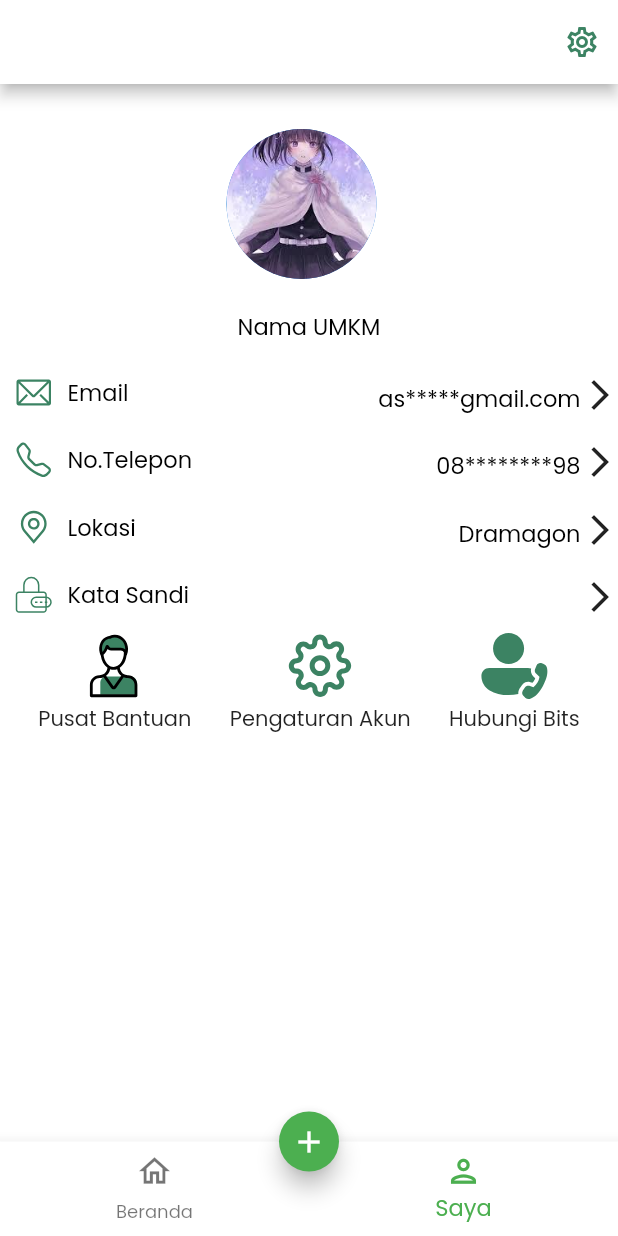
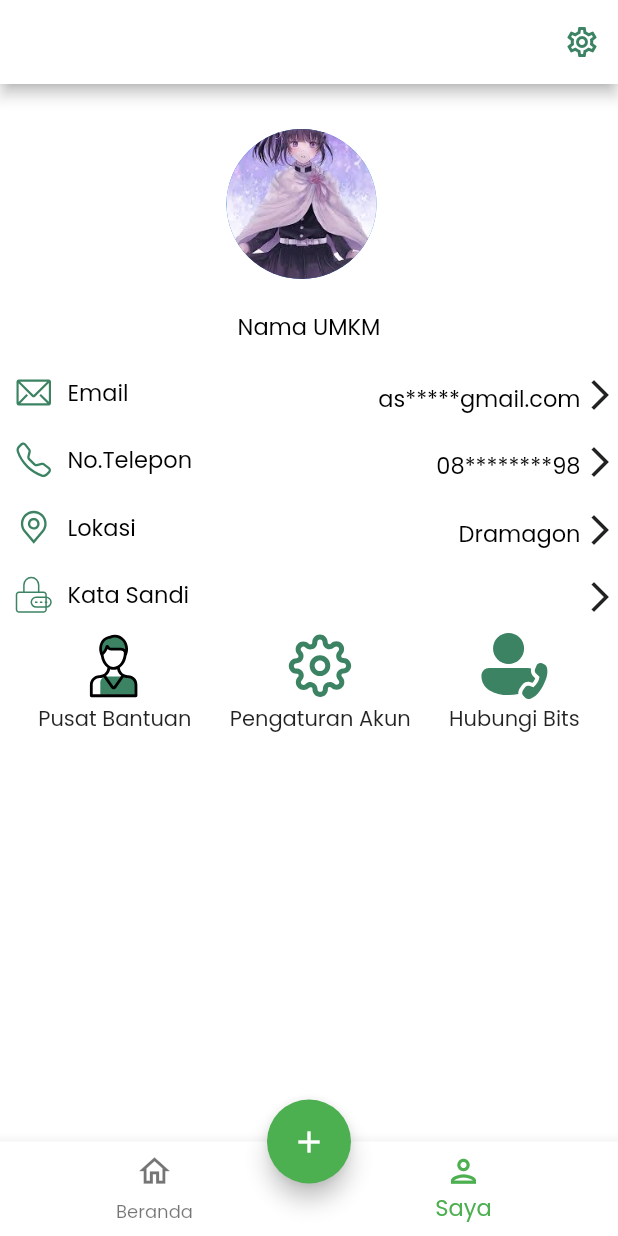
Before and after one commit to rezaikhlasul/tugas-aspk, a Flutter app: the BNBUMKM screen opened directly, item 2 of the bottom bar chosen, after a tap on the "arrow back ios" icon, on a phone screen of 412 x 824 dp. Run offline on Flutter 3.47's test engine with Material 2 defaults, Android fonts, the light colour scheme and no system bars; our stand-ins replace animated_splash_screen, fl_chart, flutter_svg, introduction_screen, lottie; project files that could hold a hidden picture were left out.

Commit message:
Update textbiasa, homescreen text, tombol bnb
Update textbiasa, homescreen text, tombol bnb

```diff
--- a/lib/Screens/HomeKonsumen/components/bottomnavigationbar.dart
+++ b/lib/Screens/HomeKonsumen/components/bottomnavigationbar.dart
@@ -47,7 +47,7 @@ class _BNBHomeKonsumenState extends State<BNBHomeKonsumen> {
         onTap: _onItemTap,
       ),
       floatingActionButton: FloatingActionButton(
-          mini: true,
+          mini: false,
           child: Icon(
             Icons.qr_code_scanner_sharp,
           ),
--- a/lib/Screens/HomeKonsumen/components/textbiasa.dart
+++ b/lib/Screens/HomeKonsumen/components/textbiasa.dart
@@ -3,11 +3,11 @@ import 'package:flutter/material.dart';
 class TX extends StatelessWidget {
   @override
   Widget build(BuildContext context) {
+    Size size = MediaQuery.of(context).size;
     return Container(
-      padding: EdgeInsets.only(right: 170),
       margin: EdgeInsets.only(left: 10),
+      width: size.width * 0.7,
       color: Colors.white,
-      alignment: Alignment.centerLeft,
       child: Text(
         "Temukan Produk UMKM Yang Kamu Butuhkan !",
         textAlign: TextAlign.justify,
@@ -22,10 +22,10 @@ class TX extends StatelessWidget {
 class TXU extends StatelessWidget {
   @override
   Widget build(BuildContext context) {
+    Size size = MediaQuery.of(context).size;
     return Container(
-      padding: EdgeInsets.only(right: 170),
       margin: EdgeInsets.only(left: 10),
-      color: Colors.white,
+      height: size.height * 0.05,
       alignment: Alignment.centerLeft,
       child: Text(
         "Lihat Ulasan Produkmu !",
--- a/lib/Screens/HomeKonsumen/homekonsumen_screen.dart
+++ b/lib/Screens/HomeKonsumen/homekonsumen_screen.dart
@@ -25,6 +25,7 @@ class _HomeKonsumenState extends State<HomeKonsumen> {
       child: SingleChildScrollView(
         child: Container(
           child: Column(
+            crossAxisAlignment: CrossAxisAlignment.start,
             children: <Widget>[
               CAHomeKonsumen(),
               TX(),
--- a/lib/Screens/UMKM/bnb.dart
+++ b/lib/Screens/UMKM/bnb.dart
@@ -44,7 +44,7 @@ class _BNBUMKMState extends State<BNBUMKM> {
         onTap: _onItemTap,
       ),
       floatingActionButton: FloatingActionButton(
-          mini: true,
+          mini: false,
           child: Icon(Icons.add),
           backgroundColor: Colors.green,
           onPressed: () {}),
```
